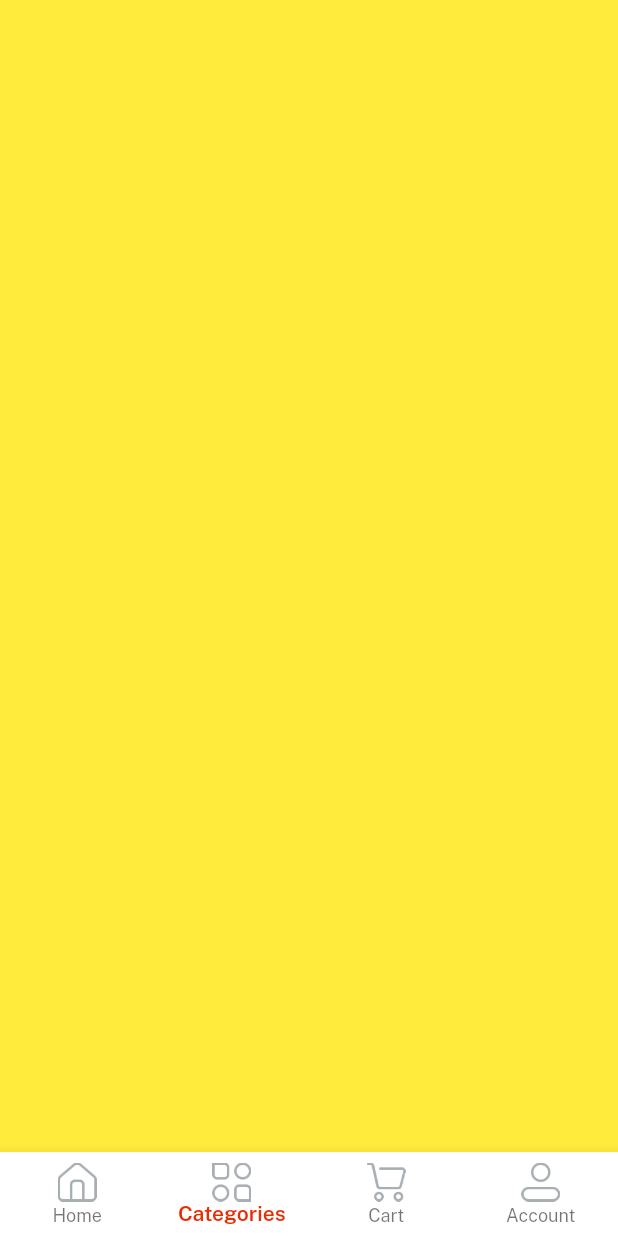
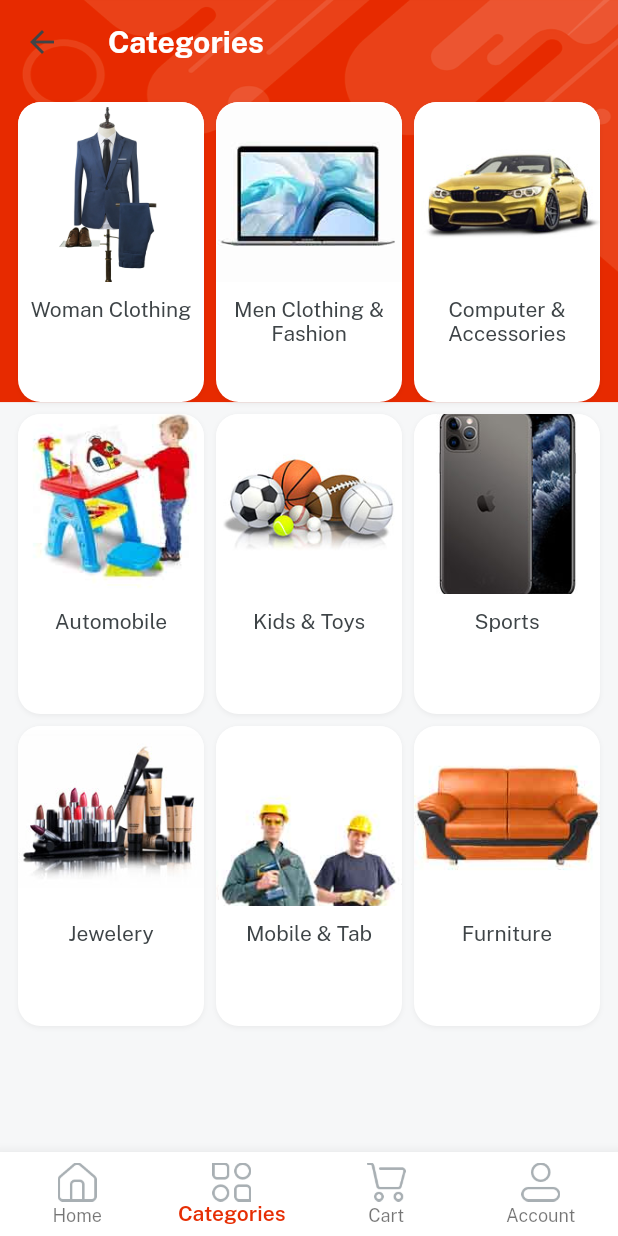
Before and after one commit to sazidansari9634/ecitymart_app, a Flutter app: the Home screen opened directly, item 2 of the bottom bar chosen, on a phone screen of 412 x 824 dp. Run offline on Flutter 3.47's test engine with Material 2 defaults, Android fonts, the light colour scheme and no system bars; our stand-ins replace get, velocity_x.

Commit message:
category UI design is completed

```diff
--- a/lib/const/lists.dart
+++ b/lib/const/lists.dart
@@ -1,27 +1,32 @@
 import 'package:ecitymart_app/const/consts.dart';
 
-const socialIconList = [
-  icFacebookLogo,
-  icGoogleLogo,
-  icTwitterLogo
+const socialIconList = [icFacebookLogo, icGoogleLogo, icTwitterLogo];
+
+const slidersList = [imgSlider1, imgSlider2, imgSlider3, imgSlider4];
+
+const secondslidersList = [imgSs1, imgSs2, imgSs3, imgSs4];
+
+const featuredImage1 = [imgS1, imgS2, imgS3];
+const featuredImage2 = [imgS4, imgS5, imgS6];
+
+const featuredTitles1 = [womanDress, girlsDress, girlsWatches];
+const featuredTitles2 = [boysGlasses, mobilePhone, tShirst];
+
+const categoriesList = [
+  womanClothing,
+  menClothingFashion,
+  compAccess,
+  automobile,
+  kidtoys,
+  sports,
+  jewelery,
+  cellphone,
+  furniture
 ];
 
-const slidersList = [
-  imgSlider1,
-  imgSlider2,
-  imgSlider3,
-  imgSlider4
+const categoriesImages = [
+  imgFc1,
+  imgFc2,imgFc3,imgFc4,imgFc5,imgFc6,imgFc7,imgFc8,imgFc9,
 ];
 
-const secondslidersList = [
-  imgSs1,
-  imgSs2,
-  imgSs3,
-  imgSs4
-];
-
-const featuredImage1 = [imgS1,imgS2,imgS3 ];
-const featuredImage2 = [imgS4,imgS5,imgS6 ];
-
-const featuredTitles1 = [womanDress,girlsDress,girlsWatches];
-const featuredTitles2 = [boysGlasses,mobilePhone,tShirst];
+const itemDetailButtonList = [video,reviews,returnpolicy,supportpolicy,searchanything];
--- a/lib/const/strings.dart
+++ b/lib/const/strings.dart
@@ -39,3 +39,22 @@ const searchanything = "Search anything...",
     girlsDress = "Girls Dresses",
     featuredProduct = "Featured Product",
     featureCategories = "Featured Categories";
+// category strings
+
+const womanClothing = "Woman Clothing",
+menClothingFashion = "Men Clothing & Fashion",
+compAccess = "Computer & Accessories",
+automobile = "Automobile",
+kidtoys = "Kids & Toys",
+sports = "Sports",
+jewelery = "Jewelery",
+cellphone = "Mobile & Tab",
+furniture = "Furniture";
+
+// items details strings
+const video = "Video",
+reviews = "Reviews",
+sellerpolicy = "Seller Policy",
+returnpolicy = "Return Policy",
+productsyomaylike = "Products you may also like",
+supportpolicy = "Support Policy";
--- a/lib/views/category_screen/category_screen.dart
+++ b/lib/views/category_screen/category_screen.dart
@@ -1,10 +1,45 @@
-import 'package:flutter/material.dart';
+import 'package:ecitymart_app/const/consts.dart';
+import 'package:ecitymart_app/const/lists.dart';
+import 'package:ecitymart_app/views/category_screen/category_Details.dart';
+import 'package:ecitymart_app/widgets/bg_widget.dart';
+import 'package:get/get_core/src/get_main.dart';
+import 'package:get/get_navigation/src/extension_navigation.dart';
 
 class CategoryScreen extends StatelessWidget {
   const CategoryScreen({super.key});
 
   @override
   Widget build(BuildContext context) {
-    return Container(color: Colors.yellow,);
+    return bgWidget(
+      child: Scaffold(
+        appBar: AppBar(
+          elevation: 0.0,
+          title: categories.text.fontFamily(bold).white.make(),
+        ),
+        body: Container(
+          padding: const EdgeInsets.all(12),
+          child: GridView.builder(
+            shrinkWrap: true,
+            itemCount: 9,
+            gridDelegate:const SliverGridDelegateWithFixedCrossAxisCount(
+              crossAxisCount: 3, mainAxisSpacing: 8, crossAxisSpacing: 8, mainAxisExtent: 200),
+             itemBuilder: (context, index){
+              return Column(
+                children: [
+                  Image.asset(categoriesImages[index],
+                  height: 120,
+                  width: 200,
+                  fit: BoxFit.cover,
+                  ),
+                  10.heightBox,
+                  categoriesList[index].text.color(darkFontGrey).align(TextAlign.center).make()
+                ],
+              ).box.white.rounded.clip(Clip.antiAlias).outerShadowSm.make().onTap(() {
+                Get.to(()=> CategoryDetails(title: categoriesList[index]));
+              });
+             }),
+        ),
+      )
+    );
   }
 }
--- a/lib/views/homescreen/home_Screen.dart
+++ b/lib/views/homescreen/home_Screen.dart
@@ -184,7 +184,7 @@ class HomeScreen extends StatelessWidget {
                                 "\$600".text.color(redColor).fontFamily(bold).size(16).make(),
                                 10.heightBox
                               ],
-                            ).box.margin(const EdgeInsets.symmetric(horizontal: 12)).white.roundedSM.padding(const EdgeInsets.all(8)).make();
+                            ).box.margin(const EdgeInsets.symmetric(horizontal: 4)).white.roundedSM.padding(const EdgeInsets.all(12)).make();
                     })
                   ],
                 ),
```
Also changed, not shown: lib/main.dart (+8 -1 lines), lib/views/category_screen/category_Details.dart (added, +76 -0 lines), lib/views/category_screen/item_details.dart (added, +198 -0 lines).
